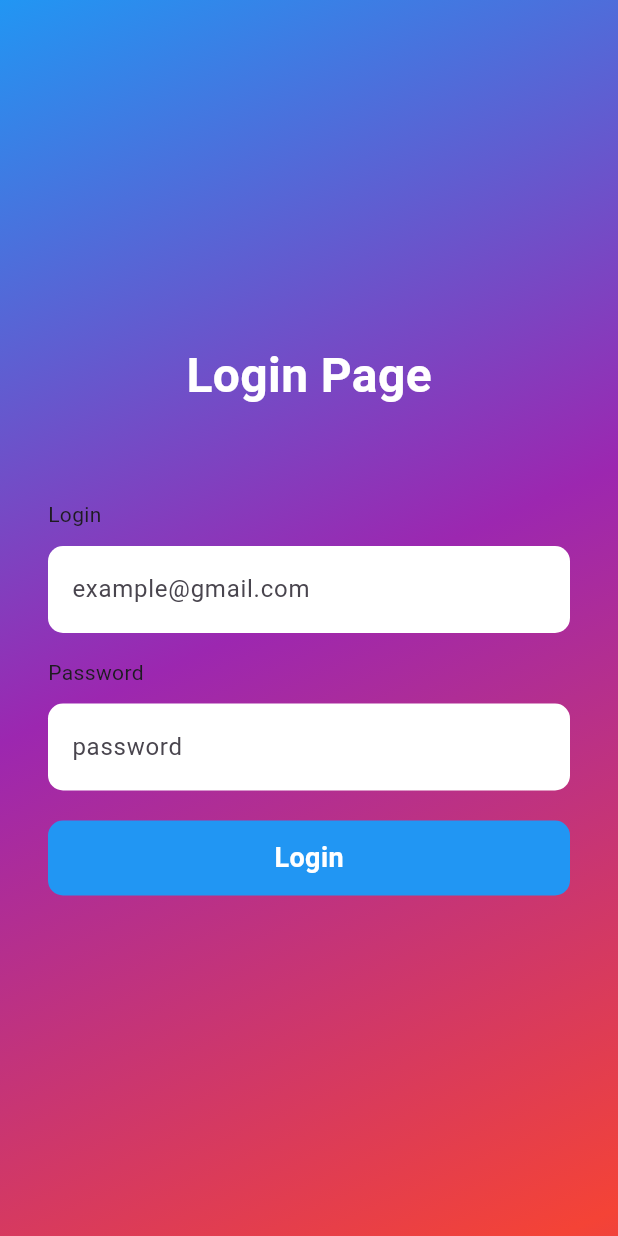
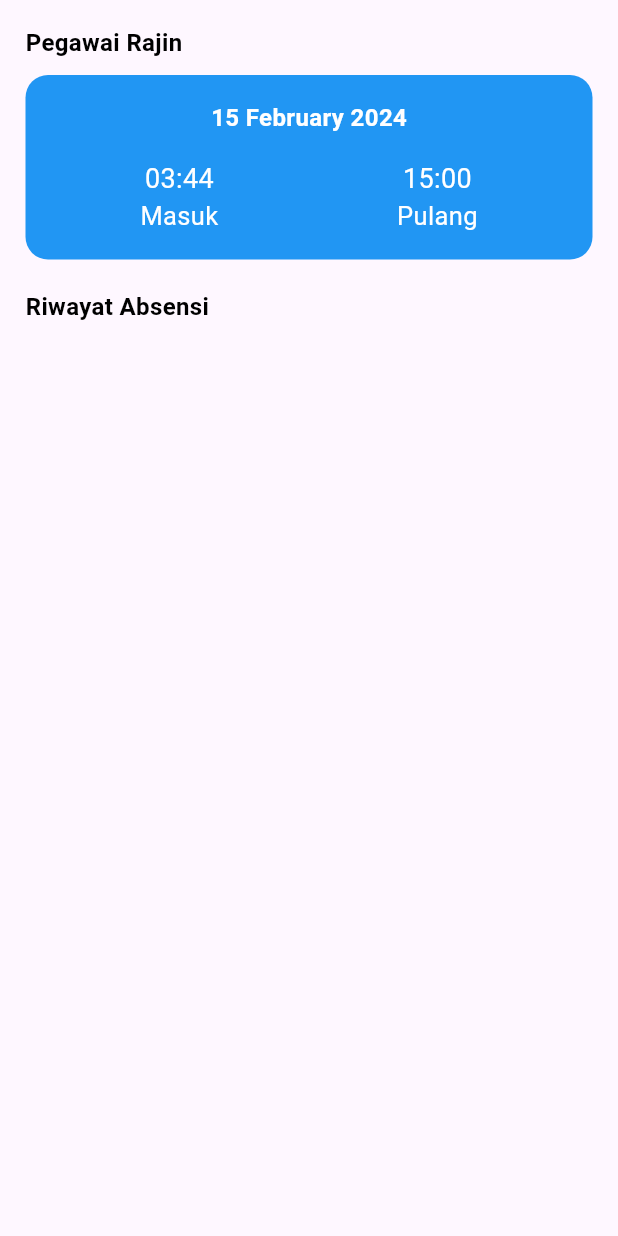
Before and after one commit to abdurrahman086/absensi_apk_flutter, a Flutter app: the screen it shows after launch, on a phone screen of 412 x 824 dp. Run offline on Flutter 3.47's test engine with Material 3 defaults, Android fonts, the light colour scheme and no system bars.

```diff
--- a/analysis_options.yaml
+++ b/analysis_options.yaml
@@ -7,7 +7,7 @@
 
 # The following line activates a set of recommended lints for Flutter apps,
 # packages, and plugins designed to encourage good coding practices.
-include: package:flutter_lints/flutter.yaml
+# include: package:flutter_lints/flutter.yaml
 
 linter:
   # The lint rules applied to this project can be customized in the
--- a/lib/main.dart
+++ b/lib/main.dart
@@ -1,4 +1,5 @@
-import 'package:absensi_apk_flutter/pages/login.dart';
+// import 'package:absensi_apk_flutter/pages/login.dart';
+import 'package:absensi_apk_flutter/pages/home.dart';
 import 'package:flutter/material.dart';
 
 void main() {
@@ -11,12 +12,13 @@
   @override
   Widget build(BuildContext context) {
     return MaterialApp(
+      debugShowCheckedModeBanner: false,
       title: 'Flutter Demo',
       theme: ThemeData(
         colorScheme: ColorScheme.fromSeed(seedColor: Colors.deepPurple),
         useMaterial3: true,
       ),
-      home: const LoginPage(),
+      home: const HomePage(),
     );
   }
 }
--- /dev/null
+++ b/lib/pages/home.dart
@@ -0,0 +1,97 @@
+import 'package:flutter/material.dart';
+
+class HomePage extends StatefulWidget {
+  const HomePage({super.key});
+
+  @override
+  State<HomePage> createState() => _HomePageState();
+}
+
+class _HomePageState extends State<HomePage> {
+  @override
+  Widget build(BuildContext context) {
+    return Scaffold(
+      body: SafeArea(
+        child: Padding(
+          padding: EdgeInsets.all(17.0),
+          child: Column(
+            crossAxisAlignment: CrossAxisAlignment.start,
+            children: [
+              Text("Pegawai Rajin",
+                  style: TextStyle(
+                      color: Colors.black,
+                      fontSize: 16,
+                      fontWeight: FontWeight.bold)),
+              SizedBox(
+                height: 10,
+              ),
+              Container(
+                width: 400,
+                decoration: BoxDecoration(
+                  borderRadius: BorderRadius.circular(15),
+                  color: Colors.blue,
+                ),
+                child: Padding(
+                  padding: const EdgeInsets.all(17),
+                  child: Column(
+                    children: [
+                      Text("15 February 2024",
+                          style: TextStyle(
+                              color: Colors.white,
+                              fontSize: 16,
+                              fontWeight: FontWeight.bold)),
+                      SizedBox(
+                        height: 16,
+                      ),
+                      Row(
+                        mainAxisAlignment: MainAxisAlignment.spaceAround,
+                        children: [
+                          Column(
+                            children: [
+                              Text("03:44",
+                                  style: TextStyle(
+                                    color: Colors.white,
+                                    fontSize: 18,
+                                  )),
+                              Text("Masuk",
+                                  style: TextStyle(
+                                    color: Colors.white,
+                                    fontSize: 17,
+                                  )),
+                            ],
+                          ),
+                          Column(
+                            children: [
+                              Text("15:00",
+                                  style: TextStyle(
+                                    color: Colors.white,
+                                    fontSize: 18,
+                                  )),
+                              Text("Pulang",
+                                  style: TextStyle(
+                                    color: Colors.white,
+                                    fontSize: 17,
+                                  )),
+                            ],
+                          ),
+                        ],
+                      )
+                    ],
+                  ),
+                ),
+              ),
+              SizedBox(
+                height: 20,
+              ),
+              Text("Riwayat Absensi",
+                  style: TextStyle(
+                      color: Colors.black,
+                      fontSize: 16,
+                      fontWeight: FontWeight.bold))
+            ],
+          ),
+        ),
+      ),
+    );
+  }
+}
```
